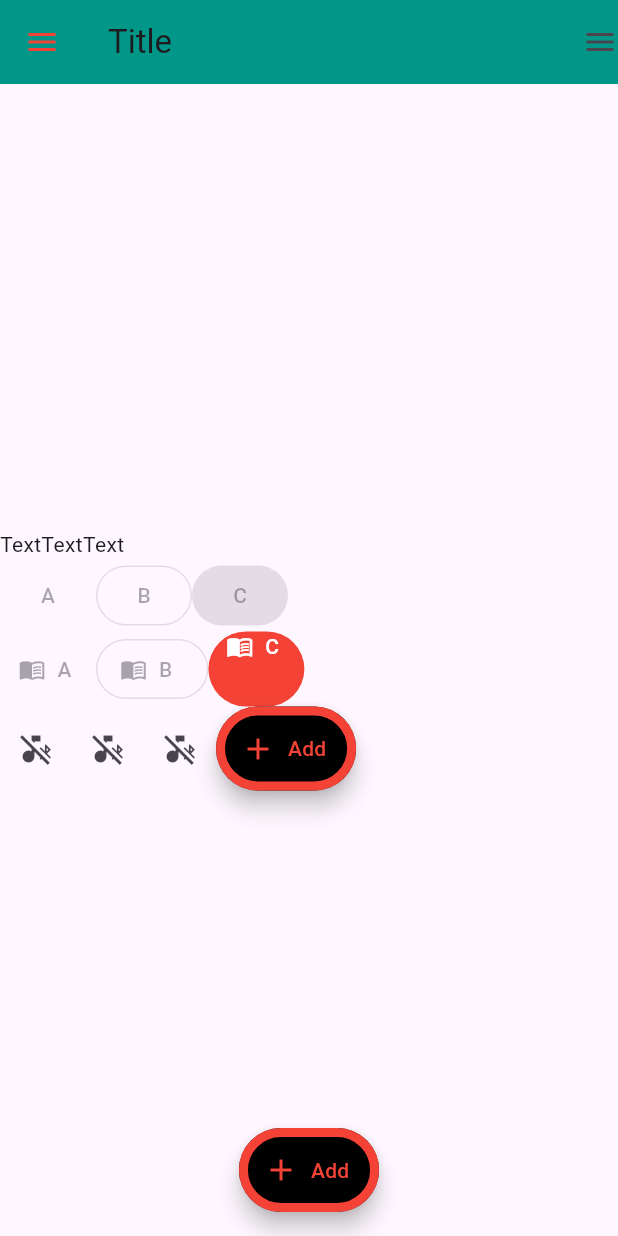
After one commit to ibahas/FlutterApp, a Flutter app: the LessonOne screen opened directly, on a phone screen of 412 x 824 dp. The commit adds this screen. Run offline on Flutter 3.47's test engine with Material 3 defaults, Android fonts, the phone set to English and light mode, and no system bars.

Commit message:
New classes for new app

```diff
--- /dev/null
+++ b/lib/lesson_one.dart
@@ -0,0 +1,136 @@
+import 'package:flutter/material.dart';
+
+class LessonOne extends StatelessWidget {
+  const LessonOne({super.key});
+
+  buttonOnPressed(msg) {
+    print('Button clicked $msg');
+  }
+
+  @override
+  Widget build(BuildContext context) {
+    return Scaffold(
+      floatingActionButton: FloatingActionButton.extended(
+        label: const Text('Add'),
+        onPressed: () => buttonOnPressed('+'),
+        backgroundColor: Colors.black,
+        foregroundColor: Colors.red,
+        shape: const RoundedRectangleBorder(
+            borderRadius: BorderRadius.all(Radius.circular(30)),
+            side: BorderSide(
+              color: Colors.red,
+              width: 6,
+              style: BorderStyle.solid,
+            )),
+        splashColor: Colors.green,
+        icon: const Icon(Icons.add),
+      ),
+      floatingActionButtonLocation: FloatingActionButtonLocation.centerFloat,
+      appBar: AppBar(
+        elevation: 0,
+        backgroundColor: Colors.teal,
+        shadowColor: Colors.tealAccent,
+        leading: const Icon(
+          Icons.menu,
+          color: Colors.red,
+        ),
+        title: const Text('Title'),
+        actions: const [
+          Icon(Icons.menu),
+        ],
+      ),
+      body: Container(
+          alignment: Alignment.center,
+          child: Column(
+            mainAxisAlignment: MainAxisAlignment.center,
+            children: [
+              const Row(
+                children: [
+                  Text('Text'),
+                  Text('Text'),
+                  Text('Text'),
+                ],
+              ),
+              const Row(
+                children: [
+                  TextButton(
+                    onPressed: null,
+                    child: Text('A'),
+                  ),
+                  OutlinedButton(
+                    onPressed: null,
+                    child: Text('B'),
+                  ),
+                  ElevatedButton(
+                    onPressed: null,
+                    child: Text('C'),
+                  ),
+                ],
+              ),
+              Row(
+                children: [
+                  TextButton.icon(
+                    onPressed: null,
+                    icon: const Icon(Icons.menu_book),
+                    label: const Text('A'),
+                  ),
+                  OutlinedButton.icon(
+                    onPressed: null,
+                    icon: const Icon(Icons.menu_book),
+                    label: const Text('B'),
+                    autofocus: true,
+                  ),
+                  ElevatedButton.icon(
+                    style: ButtonStyle(
+                      backgroundColor: MaterialStateProperty.all(Colors.red),
+                      foregroundColor: MaterialStateProperty.all(Colors.white),
+                      padding: MaterialStateProperty.all(
+                          const EdgeInsets.fromLTRB(5, 0, 10, 30)),
+                      // elevation: MaterialStateProperty.all(0)
+                    ),
+                    onPressed: null,
+                    icon: const Icon(
+                      Icons.menu_book,
+                      // color: Colors.blue,
+                    ),
+                    label: const Text('C'),
+                  )
+                ],
+              ),
+              Row(
+                children: [
+                  IconButton(
+                      onPressed: () {
+                        print('CC');
+                      },
+                      icon: const Icon(Icons.media_bluetooth_off)),
+                  IconButton(
+                      onPressed: () => print('CC !'),
+                      icon: const Icon(Icons.media_bluetooth_off)),
+                  IconButton(
+                      onPressed: () => buttonOnPressed('Icon Button ...'),
+                      icon: const Icon(
+                        Icons.media_bluetooth_off,
+                      )),
+                  FloatingActionButton.extended(
+                    label: const Text('Add'),
+                    onPressed: () => buttonOnPressed('+'),
+                    backgroundColor: Colors.black,
+                    foregroundColor: Colors.red,
+                    shape: const RoundedRectangleBorder(
+                        borderRadius: BorderRadius.all(Radius.circular(30)),
+                        side: BorderSide(
+                          color: Colors.red,
+                          width: 6,
+                          style: BorderStyle.solid,
+                        )),
+                    splashColor: Colors.green,
+                    icon: const Icon(Icons.add),
+                  ),
+                ],
+              ),
+            ],
+          )),
+    );
+  }
+}
```
Also changed, not shown: Container.txt (added, +42 -0 lines), button.txt (added, +199 -0 lines), lib/age_calculator.dart (added, +13 -0 lines), lib/lesson_three.dart (added, +106 -0 lines), lib/lesson_two.dart (added, +33 -0 lines), lib/main.dart (+24 -97 lines), note.txt (added, +76 -0 lines).
